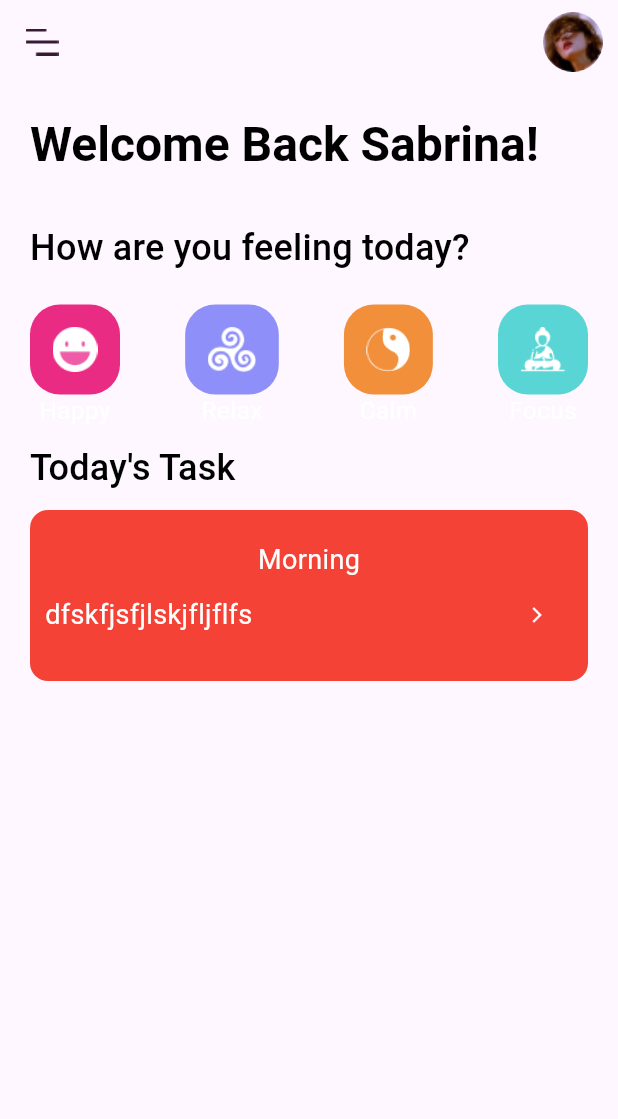
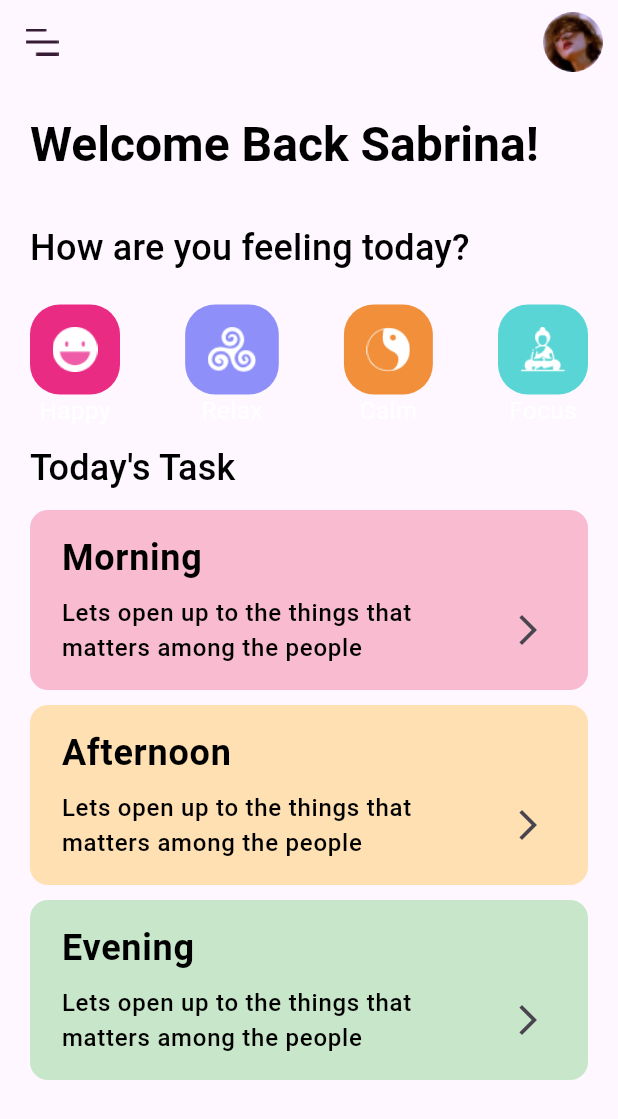
Before and after one commit to ankithshetty17/MentalHealth-App, a Flutter app: the MeditationScreen screen opened directly, on a phone screen of 412 x 824 dp. Shown: the top 1119 px of the screen. Run offline on Flutter 3.47's test engine with Material 3 defaults, Android fonts, the phone set to English and light mode, and no system bars; our stand-ins replace bloc, flutter_bloc, google_fonts.

```diff
--- a/lib/feautures/meditation/presentation/pages/meditation_screen.dart
+++ b/lib/feautures/meditation/presentation/pages/meditation_screen.dart
@@ -20,7 +20,9 @@ class MeditationScreen extends StatelessWidget {
           SizedBox(width: 10),
         ],
       ),
-      body: Padding(padding: EdgeInsets.all(20),
+      body:SingleChildScrollView(
+        child:
+       Padding(padding: EdgeInsets.all(20),
       child: Column(
         crossAxisAlignment: CrossAxisAlignment.start,
         children: [
@@ -42,9 +44,13 @@ class MeditationScreen extends StatelessWidget {
            SizedBox(height: 10,),
            Text('Today\'s Task',style: Theme.of(context).textTheme.titleMedium,),
            SizedBox(height: 10),
-           TaskCard(color: Colors.red, Taskname: 'dfskfjsfjlskjfljflfs', Onpressed: (){}, title: 'Morning'),
-
+           TaskCard(color: DefaultColors.task1, Taskname: 'Lets open up to the things that matters among the people', Onpressed: (){}, title: 'Morning'),
+           SizedBox(height: 10,),
+           TaskCard(color: DefaultColors.task2, Taskname: 'Lets open up to the things that matters among the people', Onpressed: (){}, title: 'Afternoon'),
+           SizedBox(height: 10,),
+           TaskCard(color: DefaultColors.task3, Taskname: 'Lets open up to the things that matters among the people', Onpressed: (){}, title: 'Evening'),
         ],
+      ),
       ),
       ),
       );
--- a/lib/feautures/meditation/presentation/widgets/task_card.dart
+++ b/lib/feautures/meditation/presentation/widgets/task_card.dart
@@ -16,24 +16,40 @@ class TaskCard extends StatelessWidget {
   @override
   Widget build(BuildContext context) {
     return Container(
-      padding: EdgeInsets.symmetric(vertical: 20,horizontal: 10),
-      width: double.infinity,
+      padding: const EdgeInsets.all(16),
       decoration: BoxDecoration(
-        borderRadius: BorderRadius.circular(12),
-        color:color,
+        color: color,
+        borderRadius: BorderRadius.circular(12)
       ),
+      child: Row(
+        children: [
+          SizedBox(width: 5,),
+          Expanded(
             child: Column(
-        mainAxisAlignment: MainAxisAlignment.center,
+              crossAxisAlignment: CrossAxisAlignment.start,
               children: [
-          Text(title),
+                Text(
+                  title,
+                  style: Theme.of(context).textTheme.labelMedium!.copyWith(
+                    fontWeight: FontWeight.bold,
+                  ),
+                ),
+                SizedBox(height: 8,),
                 Row(
                   mainAxisAlignment: MainAxisAlignment.spaceBetween,
                   children: [
-                     Text(
+                    Flexible(
+                      child: Text(
                         Taskname,
+                        style: Theme.of(context).textTheme.labelSmall,
                       ),
-                     IconButton(onPressed: Onpressed, icon:Icon(Icons.arrow_forward_ios,color: Colors.white,size: 12,))
+                    ),
+                   IconButton(onPressed:Onpressed, icon: Icon(Icons.arrow_forward_ios,))
+
                   ],
+                )
+              ],
+            ),
           )
         ],
       ),
--- a/pubspec.yaml
+++ b/pubspec.yaml
@@ -28,6 +28,7 @@ environment:
 # the latest version available on pub.dev. To see which dependencies have newer
 # versions available, run `flutter pub outdated`.
 dependencies:
+  audio_video_progress_bar: ^2.0.3
   bloc: ^9.0.0
   cupertino_icons: ^1.0.8
   flutter:
```
Also changed, not shown: assets/down_arrow.png (added), assets/transcript_icon.png (added), pubspec.lock. Lines whose indentation alone changed are shown as unchanged.
